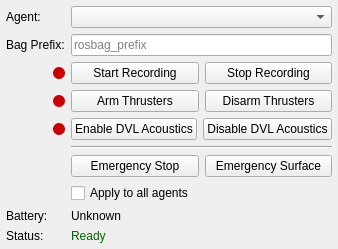
Before: the Qt Designer form coug_rqt/ui/coug_utils.ui in cougars-auv/coug_rqt, drawn with Qt 5.
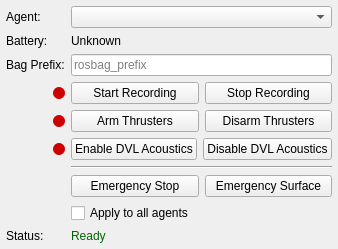
After: the same form once the commit is applied.

Commit message: Added thruster arm service

Diff of the .ui file:
```diff
--- a/coug_rqt/ui/coug_utils.ui
+++ b/coug_rqt/ui/coug_utils.ui
@@ -60,13 +60,35 @@
 
       <!-- Row 1: Bag Prefix -->
       <item row="1" column="0">
+        <widget class="QLabel" name="label_battery">
+          <property name="text">
+            <string>Battery:</string>
+          </property>
+        </widget>
+      </item>
+      <item row="1" column="1" colspan="3">
+        <widget class="QLabel" name="battery_status">
+          <property name="text">
+            <string>Unknown</string>
+          </property>
+          <property name="wordWrap">
+            <bool>true</bool>
+          </property>
+          <property name="alignment">
+            <set>Qt::AlignLeading|Qt::AlignLeft|Qt::AlignVCenter</set>
+          </property>
+        </widget>
+      </item>
+
+      <!-- Row 2: Bag Prefix -->
+      <item row="2" column="0">
         <widget class="QLabel" name="label_bag_prefix">
           <property name="text">
             <string>Bag Prefix:</string>
           </property>
         </widget>
       </item>
-      <item row="1" column="1" colspan="3">
+      <item row="2" column="1" colspan="3">
         <widget class="QLineEdit" name="bag_prefix">
           <property name="sizePolicy">
             <sizepolicy hsizetype="Expanding" vsizetype="Fixed">
@@ -80,8 +102,8 @@
         </widget>
       </item>
 
-      <!-- Row 2: Rosbag Record Start / Stop -->
-      <item row="2" column="0" alignment="Qt::AlignRight|Qt::AlignVCenter">
+      <!-- Row 3: Rosbag Record Start / Stop -->
+      <item row="3" column="0" alignment="Qt::AlignRight|Qt::AlignVCenter">
         <widget class="QLabel" name="rosbag_indicator">
           <property name="minimumSize">
             <size><width>12</width><height>12</height></size>
@@ -97,7 +119,7 @@
           </property>
         </widget>
       </item>
-      <item row="2" column="1" colspan="3">
+      <item row="3" column="1" colspan="3">
         <layout class="QHBoxLayout" name="horizontalLayout_rosbag">
           <item>
             <widget class="QPushButton" name="rosbag_start">
@@ -128,8 +150,8 @@
         </layout>
       </item>
 
-      <!-- Row 3: Arm / Disarm -->
-      <item row="3" column="0" alignment="Qt::AlignRight|Qt::AlignVCenter">
+      <!-- Row 4: Arm / Disarm -->
+      <item row="4" column="0" alignment="Qt::AlignRight|Qt::AlignVCenter">
         <widget class="QLabel" name="armed_indicator">
           <property name="minimumSize">
             <size><width>12</width><height>12</height></size>
@@ -145,7 +167,7 @@
           </property>
         </widget>
       </item>
-      <item row="3" column="1" colspan="3">
+      <item row="4" column="1" colspan="3">
         <layout class="QHBoxLayout" name="horizontalLayout_arm">
           <item>
             <widget class="QPushButton" name="arm_thrusters">
@@ -176,8 +198,8 @@
         </layout>
       </item>
 
-      <!-- Row 4: Enable Acoustics / Disable Acoustics -->
-      <item row="4" column="0" alignment="Qt::AlignRight|Qt::AlignVCenter">
+      <!-- Row 5: Enable Acoustics / Disable Acoustics -->
+      <item row="5" column="0" alignment="Qt::AlignRight|Qt::AlignVCenter">
         <widget class="QLabel" name="acoustics_indicator">
           <property name="minimumSize">
             <size><width>12</width><height>12</height></size>
@@ -193,7 +215,7 @@
           </property>
         </widget>
       </item>
-      <item row="4" column="1" colspan="3">
+      <item row="5" column="1" colspan="3">
         <layout class="QHBoxLayout" name="horizontalLayout_acoustics">
           <item>
             <widget class="QPushButton" name="enable_dvl_acoustics">
@@ -224,8 +246,8 @@
         </layout>
       </item>
 
-      <!-- Row 5: Separator -->
-      <item row="5" column="1" colspan="3">
+      <!-- Row 6: Separator -->
+      <item row="6" column="1" colspan="3">
         <widget class="QFrame" name="separator">
           <property name="frameShape">
             <enum>QFrame::HLine</enum>
@@ -236,8 +258,8 @@
         </widget>
       </item>
 
-      <!-- Row 6: Emergency Stop / Emergency Surface -->
-      <item row="6" column="1" colspan="3">
+      <!-- Row 7: Emergency Stop / Emergency Surface -->
+      <item row="7" column="1" colspan="3">
         <layout class="QHBoxLayout" name="horizontalLayout_emergency">
           <item>
             <widget class="QPushButton" name="emergency_stop">
@@ -268,8 +290,8 @@
         </layout>
       </item>
 
-      <!-- Row 7: Checkbox -->
-      <item row="7" column="1" colspan="3">
+      <!-- Row 8: Checkbox -->
+      <item row="8" column="1" colspan="3">
         <widget class="QCheckBox" name="apply_all">
           <property name="text">
             <string>Apply to all agents</string>
@@ -280,28 +302,6 @@
         </widget>
       </item>
 
-      <!-- Row 8: Battery -->
-      <item row="8" column="0">
-        <widget class="QLabel" name="label_battery">
-          <property name="text">
-            <string>Battery:</string>
-          </property>
-        </widget>
-      </item>
-      <item row="8" column="1" colspan="3">
-        <widget class="QLabel" name="battery_status">
-          <property name="text">
-            <string>Unknown</string>
-          </property>
-          <property name="wordWrap">
-            <bool>true</bool>
-          </property>
-          <property name="alignment">
-            <set>Qt::AlignLeading|Qt::AlignLeft|Qt::AlignVCenter</set>
-          </property>
-        </widget>
-      </item>
-
       <!-- Row 9: Status -->
       <item row="9" column="0">
         <widget class="QLabel" name="label_status">
```
Left out of the diff: 2 changed lines with no effect on the pictures. The commit also changes 2 other files.
